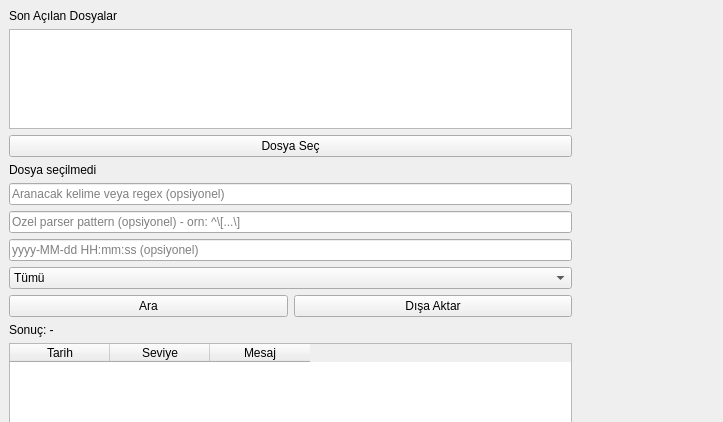
The window that src/ui/mainwindow.ui (enestkt/log-analyzer) describes before a commit, drawn with Qt 5; both pictures show x 0 to 723 and y 0 to 422 of the 1150 by 760 pixel window.
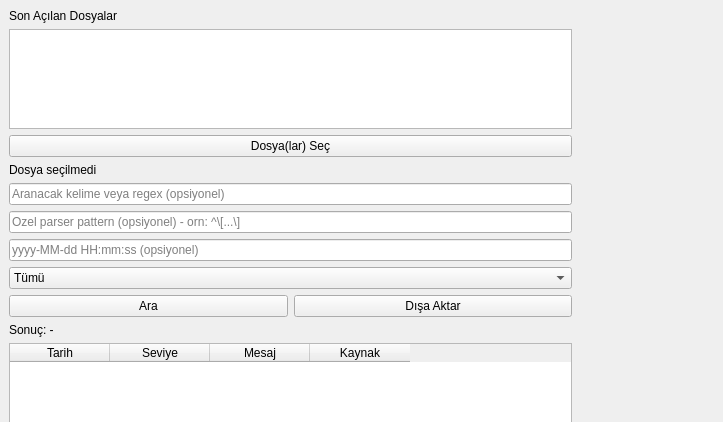
The same window after the commit.

Commit message:
GUI'de coklu dosya secimi ekle, disa aktarmaya kaynak dosya bilgisi ekle
- Dosya Sec artik birden fazla log dosyasi secmeye izin veriyor, sonuc
  tablosunda her satirin hangi dosyadan geldigini gosteren Kaynak sutunu var
- CSV/JSON disa aktarma (hem CLI hem GUI) artik source alanini iceriyor

What changed in the file:
```diff
--- a/src/ui/mainwindow.ui
+++ b/src/ui/mainwindow.ui
@@ -37,7 +37,7 @@
       <item>
        <widget class="QPushButton" name="openFileButton">
         <property name="text">
-         <string>Dosya Seç</string>
+         <string>Dosya(lar) Seç</string>
         </property>
        </widget>
       </item>
@@ -150,6 +150,11 @@
           <string>Mesaj</string>
          </property>
         </column>
+        <column>
+         <property name="text">
+          <string>Kaynak</string>
+         </property>
+        </column>
        </widget>
       </item>
      </layout>
```
The commit also changes 8 other files.
